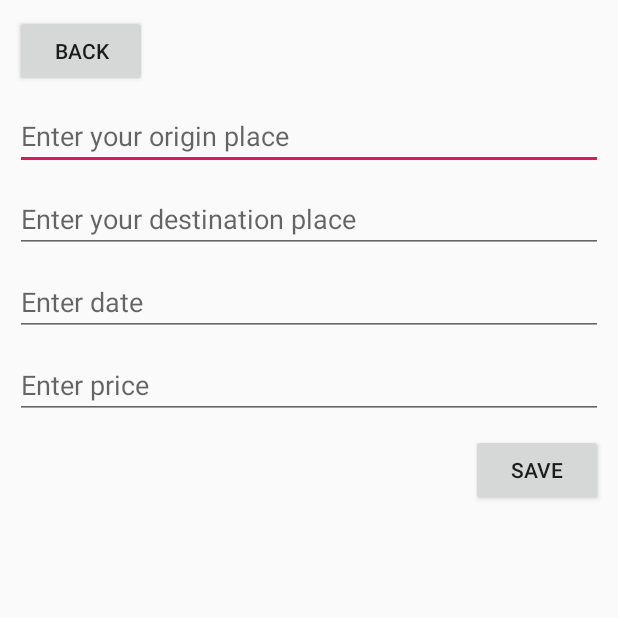
After one commit to marcinsitkiewicz/Trip-planner-Android-app, an Android app: the FirestoreConnectionActivity screen opened directly, with no data from a screen before it, on a phone screen of 412 x 824 dp, the top half of it. The commit adds this screen. Run offline under Robolectric (Android 15) with nearby library versions, the phone set to English and light mode, and no system bars; our stand-ins replace Firebase (no records; nobody signed in at launch, a user with empty details on screens opened directly).

Commit message:
add Firebase connection with Firestore

```diff
--- a/app/src/main/AndroidManifest.xml
+++ b/app/src/main/AndroidManifest.xml
@@ -31,6 +31,10 @@
 			android:parentActivityName=".MainActivity">
 		</activity>
 
+		<activity android:name=".FirestoreConnectionActivity"
+			android:parentActivityName=".MainActivity">
+		</activity>
+
 	</application>
 
 </manifest>
--- a/app/src/main/java/com/example/trip_planner_andrid_app/MainActivity.kt
+++ b/app/src/main/java/com/example/trip_planner_andrid_app/MainActivity.kt
@@ -14,8 +14,12 @@ class MainActivity : AppCompatActivity() {
         super.onCreate(savedInstanceState)
         setContentView(R.layout.activity_main)
 
-    button4.setOnClickListener(){
+        button4.setOnClickListener {
             startActivity(Intent(this, SearchForFlightsActivity::class.java))
+        }
+
+        dbButton.setOnClickListener {
+            startActivity(Intent(this, FirestoreConnectionActivity::class.java))
         }
     }
 }
--- /dev/null
+++ b/app/src/main/res/layout/firestore_activity.xml
@@ -0,0 +1,68 @@
+<?xml version="1.0" encoding="utf-8"?>
+<androidx.constraintlayout.widget.ConstraintLayout
+        xmlns:android="http://schemas.android.com/apk/res/android"
+        xmlns:tools="http://schemas.android.com/tools"
+        xmlns:app="http://schemas.android.com/apk/res-auto"
+        android:layout_width="match_parent"
+        android:layout_height="match_parent"
+        tools:context=".FirestoreConnectionActivity">
+
+    <Button android:id="@+id/backButton"
+            android:layout_width="wrap_content"
+            android:layout_height="wrap_content"
+            app:layout_constraintStart_toStartOf="parent"
+            app:layout_constraintTop_toTopOf="parent"
+            android:layout_margin="10dp"
+            android:text="BACK"
+    />
+
+    <EditText android:id="@+id/inputOrigin"
+              android:layout_width="match_parent"
+              android:layout_height="wrap_content"
+              app:layout_constraintStart_toStartOf="parent"
+              app:layout_constraintTop_toBottomOf="@+id/backButton"
+              android:hint="Enter your origin place"
+              android:layout_margin="10dp"
+              android:autofillHints="ok" android:inputType="text"
+    />
+
+    <EditText android:id="@+id/inputDest"
+              android:layout_width="match_parent"
+              android:layout_height="wrap_content"
+              app:layout_constraintStart_toStartOf="parent"
+              app:layout_constraintTop_toBottomOf="@+id/inputOrigin"
+              android:hint="Enter your destination place"
+              android:layout_margin="10dp"
+              android:autofillHints="ok" android:inputType="text"
+    />
+
+    <EditText android:id="@+id/inputDate"
+              android:layout_width="match_parent"
+              android:layout_height="wrap_content"
+              app:layout_constraintStart_toStartOf="parent"
+              app:layout_constraintTop_toBottomOf="@+id/inputDest"
+              android:hint="Enter date"
+              android:layout_margin="10dp"
+              android:autofillHints="ok" android:inputType="text" tools:ignore="TextFields"
+    />
+
+    <EditText android:id="@+id/inputPrice"
+              android:layout_width="match_parent"
+              android:layout_height="wrap_content"
+              app:layout_constraintStart_toStartOf="parent"
+              app:layout_constraintTop_toBottomOf="@+id/inputDate"
+              android:hint="Enter price"
+              android:layout_margin="10dp"
+              android:autofillHints="ok" android:inputType="text"
+    />
+
+    <Button android:id="@+id/saveButton"
+            android:layout_width="wrap_content"
+            android:layout_height="wrap_content"
+            app:layout_constraintEnd_toEndOf="parent"
+            app:layout_constraintTop_toBottomOf="@+id/inputPrice"
+            android:layout_margin="10dp"
+            android:text="SAVE"
+    />
+
+</androidx.constraintlayout.widget.ConstraintLayout>
--- a/build.gradle
+++ b/build.gradle
@@ -10,6 +10,7 @@ buildscript {
     dependencies {
         classpath 'com.android.tools.build:gradle:3.5.0'
         classpath "org.jetbrains.kotlin:kotlin-gradle-plugin:$kotlin_version"
+        classpath 'com.google.gms:google-services:4.3.4'    // Google Services plugin
         // NOTE: Do not place your application dependencies here; they belong
         // in the individual module build.gradle files
     }
```
Also changed, not shown: app/build.gradle (+9 -0 lines), app/src/main/java/com/example/trip_planner_andrid_app/FirestoreConnectionActivity.kt (added, +51 -0 lines), app/src/main/res/layout/activity_main.xml (+10 -0 lines), 1 other file.
